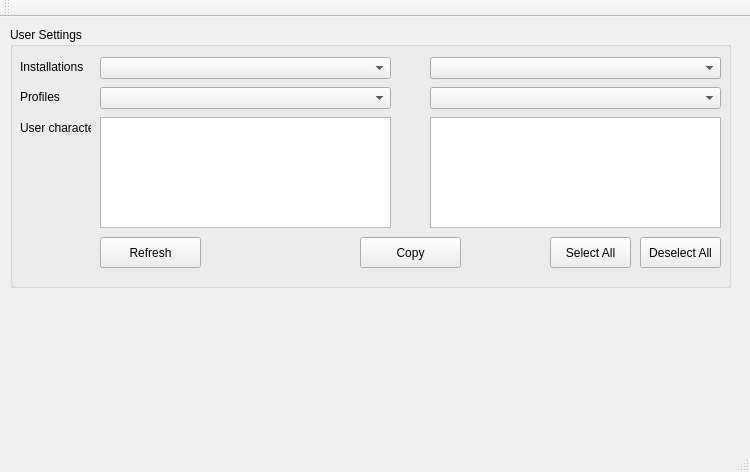
Wiwip/YAPM-for-EVE, file profile_manager/interface/mainwindow.ui: the form before one commit.
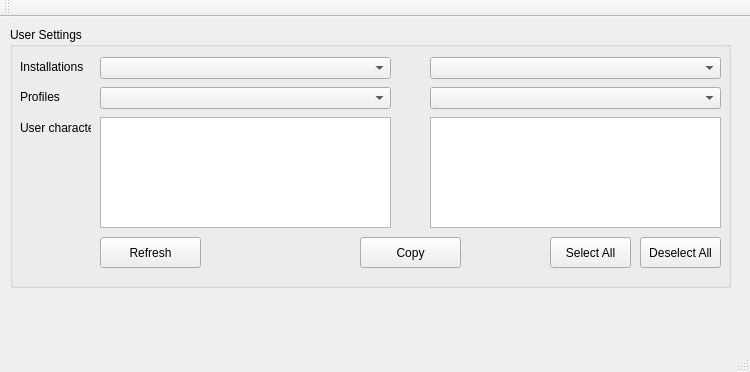
The form after the commit.

The edit to the form file:
```diff
--- a/profile_manager/interface/mainwindow.ui
+++ b/profile_manager/interface/mainwindow.ui
@@ -7,7 +7,7 @@
     <x>0</x>
     <y>0</y>
     <width>750</width>
-    <height>472</height>
+    <height>372</height>
    </rect>
   </property>
   <property name="windowTitle">
```
